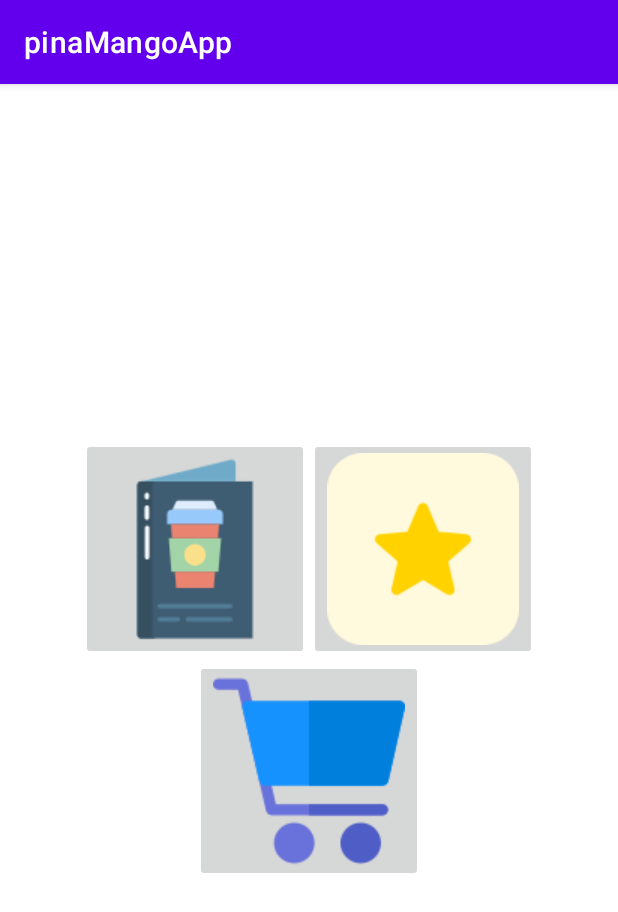
After one commit to Adrinlopez/APPinaMango, an Android app: the PrincipalBotones screen opened directly, with no data from a screen before it, on a phone screen of 412 x 824 dp. The commit adds this screen. Shown: the top 912 px of the screen. Run offline under Robolectric (Android 15) with nearby library versions, the phone set to English and light mode, and no system bars.

Commit message:
Botones pantalla inicial

```diff
--- /dev/null
+++ b/app/src/main/java/com/example/apppiamango/PrincipalBotones.java
@@ -0,0 +1,44 @@
+package com.example.apppiamango;
+
+import androidx.appcompat.app.AppCompatActivity;
+
+import android.content.Intent;
+import android.os.Bundle;
+import android.view.View;
+import android.widget.Button;
+import android.widget.ImageButton;
+
+public class PrincipalBotones extends AppCompatActivity implements View.OnClickListener{
+
+    ImageButton btnMenu, btnFavoritos, btnCarrito;
+
+    @Override
+    protected void onCreate(Bundle savedInstanceState) {
+        super.onCreate(savedInstanceState);
+        setContentView(R.layout.activity_principal_botones);
+
+        btnMenu = findViewById(R.id.btn_menu);
+        btnFavoritos = findViewById(R.id.btn_favoritos);
+        btnCarrito = findViewById(R.id.btn_carrito);
+
+        btnMenu.setOnClickListener(this);
+        btnFavoritos.setOnClickListener(this);
+        btnCarrito.setOnClickListener(this);
+    }
+
+    @Override
+    public void onClick(View v) {
+        Intent intMenu = new Intent(this, Inicio.class);
+        startActivity(intMenu);
+    }
+    public void onClick2(View v){
+        Intent intFavorito = new Intent(this, Registro.class);
+        startActivity(intFavorito);
+    }
+    public void onClick3(View v){
+        Intent intCarrito = new Intent(this, Registro.class);
+        startActivity(intCarrito);
+    }
+
+
+}
--- /dev/null
+++ b/app/src/main/res/layout/activity_principal_botones.xml
@@ -0,0 +1,44 @@
+<?xml version="1.0" encoding="utf-8"?>
+<LinearLayout xmlns:android="http://schemas.android.com/apk/res/android"
+    xmlns:app="http://schemas.android.com/apk/res-auto"
+    xmlns:tools="http://schemas.android.com/tools"
+    android:layout_width="match_parent"
+    android:layout_height="match_parent"
+    android:orientation="vertical"
+    tools:context=".PrincipalBotones"
+    android:gravity="center">
+
+    <LinearLayout
+        android:layout_width="match_parent"
+        android:layout_height="wrap_content"
+        android:orientation="horizontal"
+        android:layout_gravity="center"
+        android:gravity="center">
+        <ImageButton
+            android:id="@+id/btn_menu"
+            android:layout_width="wrap_content"
+            android:layout_height="wrap_content"
+            android:onClick="onClick"
+            app:srcCompat="@drawable/menu__1_" />
+
+        <ImageButton
+            android:id="@+id/btn_favoritos"
+            android:layout_width="wrap_content"
+            android:layout_height="wrap_content"
+            android:onClick="onClick2"
+            app:srcCompat="@drawable/star__1_" />
+    </LinearLayout>
+    <LinearLayout
+        android:layout_width="match_parent"
+        android:layout_height="wrap_content"
+        android:layout_gravity="center"
+        android:gravity="center">
+        <ImageButton
+            android:id="@+id/btn_carrito"
+            android:layout_width="wrap_content"
+            android:layout_height="wrap_content"
+            android:onClick="onClick3"
+            app:srcCompat="@drawable/cart" />
+    </LinearLayout>
+
+</LinearLayout>
--- a/app/src/main/res/values/strings.xml
+++ b/app/src/main/res/values/strings.xml
@@ -1,3 +1,6 @@
 <resources>
     <string name="app_name">pinaMangoApp</string>
+    <string name="btnMenu">MENU</string>
+    <string name="btnFevorito">FAVORITOS</string>
+    <string name="btnCarrito">CARRITO</string>
 </resources>
```
Also changed, not shown: app/src/main/AndroidManifest.xml (+5 -2 lines), app/src/main/java/com/example/apppiamango/MainActivity.java (+2 -9 lines), app/src/main/res/layout/activity_inicio.xml (+10 -5 lines), app/src/main/res/drawable/cart.png (added), app/src/main/res/drawable/las_compras_en_linea.png (added), app/src/main/res/drawable/menu.png (added), app/src/main/res/drawable/menu__1_.png (added), app/src/main/res/drawable/star.png (added), app/src/main/res/drawable/star__1_.png (added).
